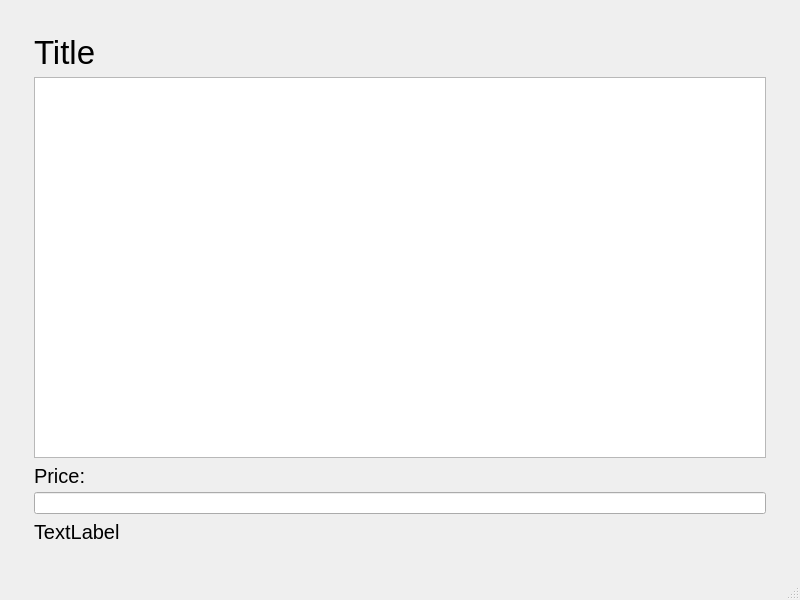
First picture: the form in Resources/ViewRequest.ui, repository Danial-Movahed/SOAS, before the edit.
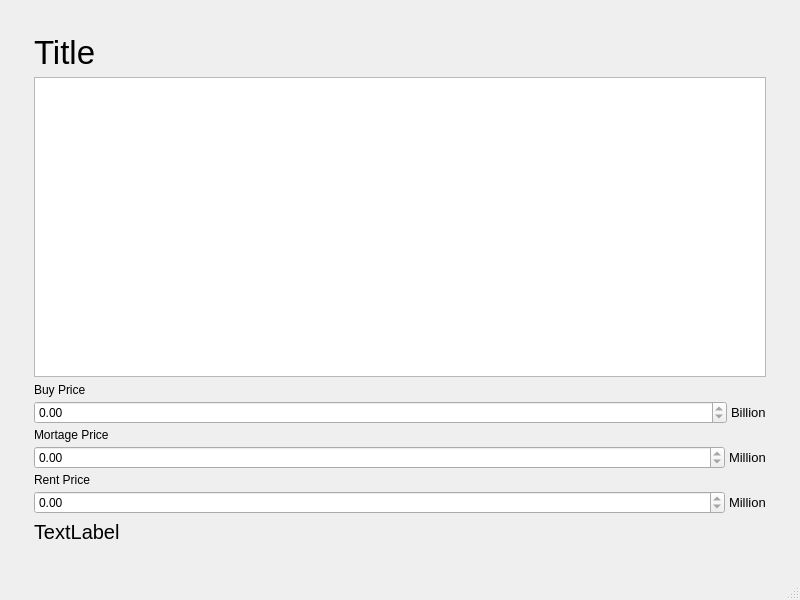
Second picture: the form after the edit.

Commit message: Added view request for new generation (not tested)

What changed in the file:
```diff
--- a/Resources/ViewRequest.ui
+++ b/Resources/ViewRequest.ui
@@ -58,24 +58,113 @@
         <item>
          <layout class="QVBoxLayout" name="verticalLayout_7">
           <item>
-           <widget class="QLabel" name="label_5">
-            <property name="font">
-             <font>
-              <pointsize>15</pointsize>
-             </font>
+           <widget class="QLabel" name="BuyLab">
+            <property name="text">
+             <string>Buy Price</string>
             </property>
+           </widget>
+          </item>
+          <item>
+           <layout class="QHBoxLayout" name="horizontalLayout">
+            <item>
+             <widget class="QDoubleSpinBox" name="BuyPrice">
+              <property name="sizePolicy">
+               <sizepolicy hsizetype="Expanding" vsizetype="Fixed">
+                <horstretch>0</horstretch>
+                <verstretch>0</verstretch>
+               </sizepolicy>
+              </property>
+              <property name="readOnly">
+               <bool>true</bool>
+              </property>
+             </widget>
+            </item>
+            <item>
+             <widget class="QLabel" name="BuyBil">
+              <property name="font">
+               <font>
+                <pointsize>10</pointsize>
+               </font>
+              </property>
+              <property name="text">
+               <string>Billion</string>
+              </property>
+             </widget>
+            </item>
+           </layout>
+          </item>
+          <item>
+           <widget class="QLabel" name="MortLab">
             <property name="text">
-             <string>Price:</string>
+             <string>Mortage Price</string>
             </property>
            </widget>
           </item>
           <item>
-           <widget class="QLineEdit" name="Price">
-            <property name="readOnly">
-             <bool>true</bool>
+           <layout class="QHBoxLayout" name="horizontalLayout_3">
+            <item>
+             <widget class="QDoubleSpinBox" name="MortPrice">
+              <property name="sizePolicy">
+               <sizepolicy hsizetype="Expanding" vsizetype="Fixed">
+                <horstretch>0</horstretch>
+                <verstretch>0</verstretch>
+               </sizepolicy>
+              </property>
+              <property name="readOnly">
+               <bool>true</bool>
+              </property>
+             </widget>
+            </item>
+            <item>
+             <widget class="QLabel" name="MortMil">
+              <property name="font">
+               <font>
+                <pointsize>10</pointsize>
+               </font>
+              </property>
+              <property name="text">
+               <string>Million</string>
+              </property>
+             </widget>
+            </item>
+           </layout>
+          </item>
+          <item>
+           <widget class="QLabel" name="RentLab">
+            <property name="text">
+             <string>Rent Price</string>
             </property>
            </widget>
           </item>
+          <item>
+           <layout class="QHBoxLayout" name="horizontalLayout_4">
+            <item>
+             <widget class="QDoubleSpinBox" name="RentPrice">
+              <property name="sizePolicy">
+               <sizepolicy hsizetype="Expanding" vsizetype="Fixed">
+                <horstretch>0</horstretch>
+                <verstretch>0</verstretch>
+               </sizepolicy>
+              </property>
+              <property name="readOnly">
+               <bool>true</bool>
+              </property>
+             </widget>
+            </item>
+            <item>
+             <widget class="QLabel" name="RentMil">
+              <property name="font">
+               <font>
+                <pointsize>10</pointsize>
+               </font>
+              </property>
+              <property name="text">
+               <string>Million</string>
+              </property>
+             </widget>
+            </item>
+           </layout>
+          </item>
          </layout>
         </item>
        </layout>
```
The commit also changes 8 other files.
